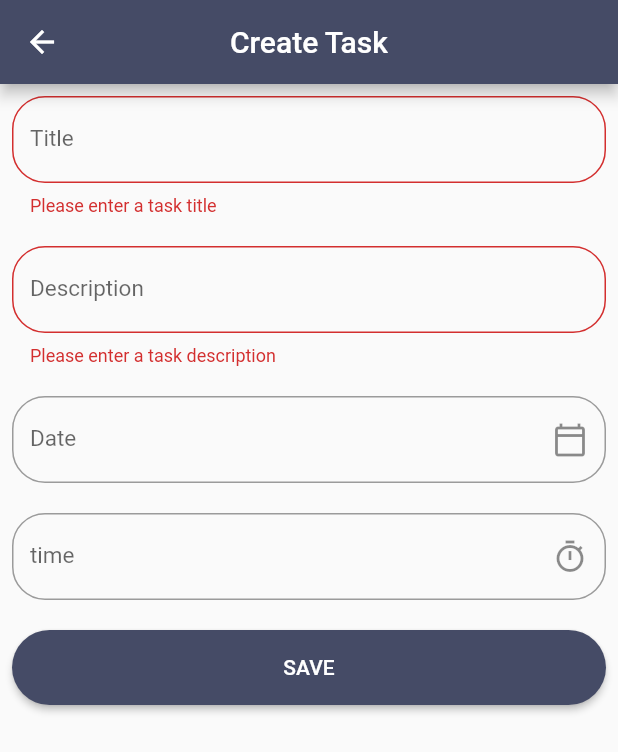
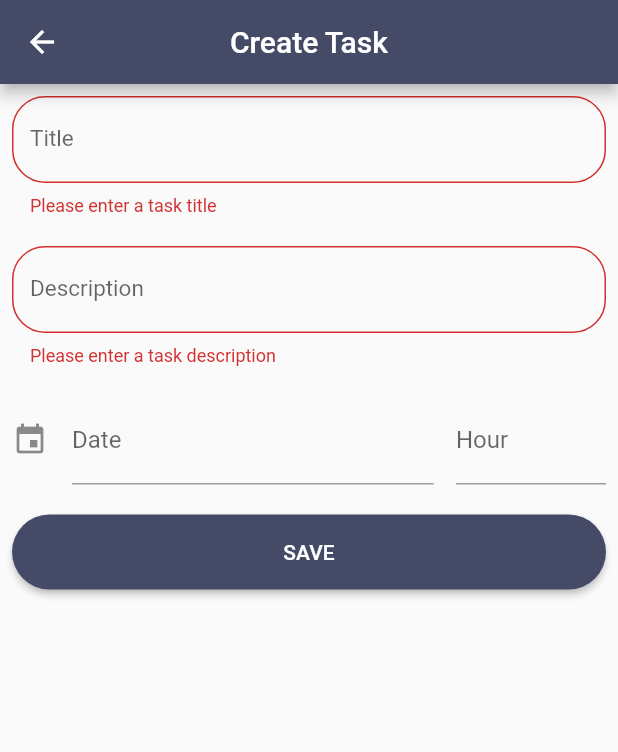
Before and after one commit to 2shrestha22/todo_app, a Flutter app: the TodoEditPage screen opened directly, after a tap on "SAVE", on a phone screen of 412 x 824 dp. Shown: the top 752 px of the screen. Run offline on Flutter 3.47's test engine with Material 2 defaults, Android fonts, the phone set to English and light mode, and no system bars; our stand-ins replace flutter_hooks, freezed_annotation, hive, hive_flutter, hooks_riverpod, introduction_screen; accounts and stored records are empty.

Commit message:
date time

```diff
--- a/lib/models/todo.dart
+++ b/lib/models/todo.dart
@@ -19,6 +19,7 @@ class Todo with _$Todo {
         id: Uuid().v4(),
         title: '',
         date: DateTime.now(),
+        // time: TimeOfDay.now(),
         description: '',
         completed: false,
       );
--- a/lib/screens/todo_form/todo_edit_page.dart
+++ b/lib/screens/todo_form/todo_edit_page.dart
@@ -1,3 +1,4 @@
+import 'package:date_time_picker/date_time_picker.dart';
 import 'package:flutter/material.dart';
 import 'package:flutter_hooks/flutter_hooks.dart';
 import 'package:hooks_riverpod/hooks_riverpod.dart';
@@ -36,14 +37,17 @@ class TodoEditPage extends HookWidget {
 
     final titleController = useTextEditingController();
     final descriptionController = useTextEditingController();
+    final timeController = useTextEditingController();
 
     _submit() {
       if (_golbalKey.currentState!.validate()) {
-        _golbalKey.currentState!.save();
+        // _golbalKey.currentState!.save();
         provider.createTodo(
           todo.copyWith(
-              title: titleController.text,
-              description: descriptionController.text),
+            title: titleController.text,
+            description: descriptionController.text,
+            date: DateTime.tryParse(timeController.text) ?? DateTime.now(),
+          ),
         );
         Navigator.pop(context);
       }
@@ -77,8 +81,6 @@ class TodoEditPage extends HookWidget {
                           input != null && input.trim().isEmpty
                               ? "Please enter a task title"
                               : null,
-                      // onSaved: (input) => _title = input,
-                      // initialValue: _title,
                     ),
                     SizedBox(
                       height: 20,
@@ -96,40 +98,26 @@ class TodoEditPage extends HookWidget {
                           input != null && input.trim().isEmpty
                               ? "Please enter a task description"
                               : null,
-                      // onSaved: (input) => _description = input,
-                      // initialValue: _description,
                     ),
                     SizedBox(
                       height: 20,
                     ),
-                    TextFormField(
-                      // controller: _dateController,
-                      readOnly: true,
-                      // onTap: _handleDatePicker,
-                      style: TextStyle(fontSize: 15),
-                      decoration: InputDecoration(
-                        suffixIcon: Icon(Icons.calendar_today_outlined),
-                        labelText: "Date",
-                        border: OutlineInputBorder(
-                          borderRadius: BorderRadius.circular(22),
-                        ),
-                      ),
-                    ),
-                    SizedBox(
-                      height: 20,
-                    ),
-                    TextFormField(
-                      // controller: _timeController,
-                      readOnly: true,
-                      // onTap: _handleTimePicker,
-                      style: TextStyle(fontSize: 15),
-                      decoration: InputDecoration(
-                        suffixIcon: Icon(Icons.timer_sharp),
-                        labelText: "time",
-                        border: OutlineInputBorder(
-                          borderRadius: BorderRadius.circular(22),
-                        ),
-                      ),
+                    DateTimePicker(
+                      controller: timeController,
+                      use24HourFormat: false,
+                      type: DateTimePickerType.dateTimeSeparate,
+                      dateMask: 'd MMM, yyyy',
+                      // initialValue: DateTime.now().toString(),
+                      firstDate: DateTime(2000),
+                      lastDate: DateTime(2100),
+                      icon: Icon(Icons.event),
+                      dateLabelText: 'Date',
+                      timeLabelText: "Hour",
+                      validator: (input) =>
+                          input != null && input.trim().isEmpty
+                              ? "Please pick a time"
+                              : null,
+                      onSaved: (val) => print(val),
                     ),
                     SizedBox(
                       height: 20,
--- a/lib/screens/todo_list/todo_list_page.dart
+++ b/lib/screens/todo_list/todo_list_page.dart
@@ -1,6 +1,7 @@
 import 'package:flutter/material.dart';
 import 'package:flutter_hooks/flutter_hooks.dart';
 import 'package:hooks_riverpod/hooks_riverpod.dart';
+import 'package:intl/intl.dart';
 import 'package:todo_app/bloc/todo_list_notifier.dart';
 import 'package:todo_app/constants.dart';
 import 'package:todo_app/models/todo.dart';
@@ -87,7 +88,12 @@ class TodoListItem extends HookWidget {
       onTap: () {},
       child: ListTile(
           title: Text(todo.title),
-          subtitle: Text(todo.description),
+          subtitle: Row(
+            children: [
+              Text(todo.description),
+              Text(DateFormat.yMMMMEEEEd().add_jm().format(todo.date)),
+            ],
+          ),
           trailing: Checkbox(
             value: todo.completed,
             onChanged: (value) =>
--- a/pubspec.yaml
+++ b/pubspec.yaml
@@ -23,6 +23,7 @@ environment:
 dependencies:
   flutter:
     sdk: flutter
+  date_time_picker: ^2.0.0
   flutter_hooks: ^0.17.0
   freezed_annotation: ^0.14.2
   hive: ^2.0.4
```
Also changed, not shown: pubspec.lock.
